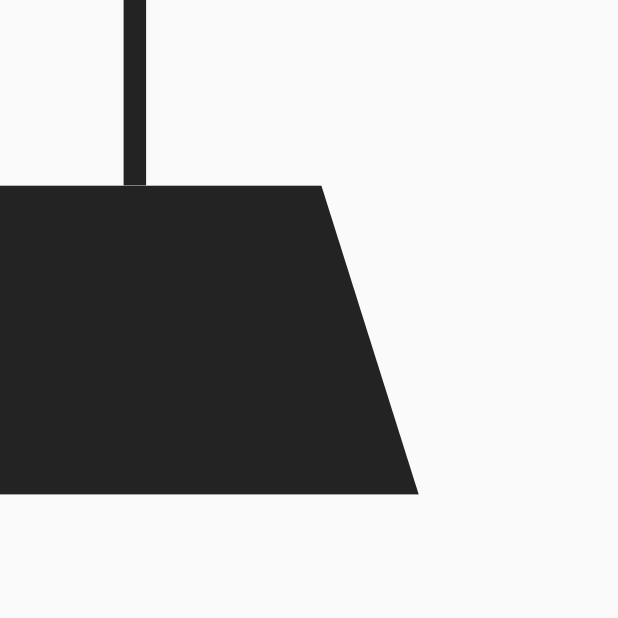
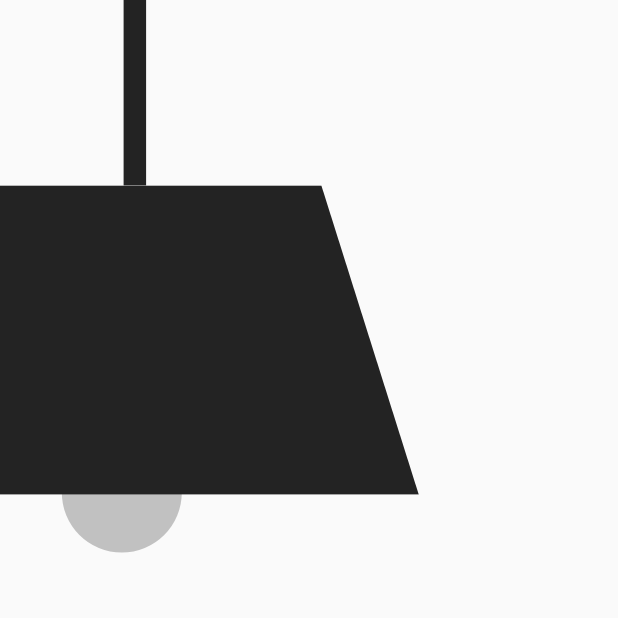
Before and after one commit to Viraj-Tank/nightlamp_flutter, a Flutter app: the screen it shows after launch, on a phone screen of 412 x 824 dp, the top half of it. Run offline on Flutter 3.47's test engine with Material 2 defaults, Android fonts, the phone set to English and light mode, and no system bars.

Commit message:
- added BULB & lamp on/off

```diff
--- a/lib/screens/living_home_page.dart
+++ b/lib/screens/living_home_page.dart
@@ -2,9 +2,11 @@ import 'package:flutter/material.dart';
 import 'package:nightlamp_flutter/utils/color_constants.dart';
 import 'package:nightlamp_flutter/widget/lamp_hanger_rope.dart';
 
+import '../widget/LEDBulb.dart';
 import '../widget/lamp.dart';
 
 class LivingHomePage extends StatelessWidget {
+  final _isSwitchOn = false;
   const LivingHomePage({Key? key}) : super(key: key);
 
   @override
@@ -15,14 +17,20 @@ class LivingHomePage extends StatelessWidget {
       body: Stack(
         children: [
           LampHangerRope(screenWidth: screenWidth, screenHeight: screenHeight, color: darkGray),
+          LEDBulb(
+            screenWidth: screenWidth,
+            screenHeight: screenHeight,
+            onColor: bulbOnColor,
+            offColor: bulbOffColor,
+            isSwitchOn: _isSwitchOn,
+          ),
           Lamp(
             screenWidth: screenWidth,
             screenHeight: screenHeight,
             color: darkGray,
-            isSwitchOn: false,
-            startColor: gradientStartColor,
-            endColor: gradientEndColor,
-          )
+            isSwitchOn: _isSwitchOn,
+            gradientColor: bulbOnColor, animatedDuration: animationDuration,
+          ),
         ],
       ),
     );
--- a/lib/utils/color_constants.dart
+++ b/lib/utils/color_constants.dart
@@ -3,6 +3,6 @@ import 'package:flutter/material.dart';
 const darkGray = Color(0xFF232323);
 const bulbOnColor = Color(0xFFFFE12C);
 const bulbOffColor = Color(0xFFC1C1C1);
-const gradientStartColor = Color(0xFFFDF380);
-const gradientEndColor = Color(0xFFFFFFED);
-const animationDuration = Duration(milliseconds: 500);
+// const gradientStartColor = Color(0xFFFDF380);
+// const gradientEndColor = Color(0xFFFFFFED);
+const animationDuration = Duration(milliseconds: 2000);
--- /dev/null
+++ b/lib/widget/LEDBulb.dart
@@ -0,0 +1,36 @@
+import 'package:flutter/material.dart';
+
+class LEDBulb extends StatelessWidget {
+  final double screenWidth, screenHeight;
+  final Color onColor, offColor;
+  final bool isSwitchOn;
+  final Duration animatedDuration = const Duration(seconds: 4000);
+
+  const LEDBulb({
+    Key? key,
+    required this.screenWidth,
+    required this.screenHeight,
+    required this.onColor,
+    required this.offColor,
+    required this.isSwitchOn,
+  }) : super(key: key);
+
+  @override
+  Widget build(BuildContext context) {
+    return Positioned(
+      left: screenWidth * 0.1,
+      top: screenHeight * 0.35,
+      child: AnimatedContainer(
+        duration: animatedDuration,
+        child: Container(
+          width: 80,
+          height: 80,
+          decoration: BoxDecoration(
+            shape: BoxShape.circle,
+            color: isSwitchOn ? onColor : offColor,
+          ),
+        ),
+      ),
+    );
+  }
+}
--- a/lib/widget/lamp.dart
+++ b/lib/widget/lamp.dart
@@ -3,8 +3,9 @@ import 'package:flutter/material.dart';
 /// Trapezoid
 class Lamp extends StatelessWidget {
   final double screenWidth, screenHeight;
-  final Color color, startColor, endColor;
+  final Color color, gradientColor;
   final bool isSwitchOn;
+  final Duration animatedDuration;
 
   const Lamp({
     Key? key,
@@ -12,8 +13,8 @@ class Lamp extends StatelessWidget {
     required this.screenHeight,
     required this.color,
     required this.isSwitchOn,
-    required this.startColor,
-    required this.endColor,
+    required this.gradientColor,
+    required this.animatedDuration,
   }) : super(key: key);
 
   @override
@@ -30,10 +31,13 @@ class Lamp extends StatelessWidget {
               height: screenHeight * 0.25,
               color: color,
             ),
-            Container(
-              height: screenHeight * 0.75,
-              decoration: BoxDecoration(
-                gradient: isSwitchOn ? LinearGradient(colors: [startColor, endColor], begin: Alignment.topCenter, end: Alignment.bottomCenter) : null,
+            AnimatedContainer(
+              duration: animatedDuration,
+              child: Container(
+                height: screenHeight * 0.75,
+                decoration: BoxDecoration(
+                  gradient: isSwitchOn ? LinearGradient(colors: [gradientColor.withOpacity(0.5), gradientColor.withOpacity(0.1)], begin: Alignment.topCenter, end: Alignment.bottomCenter) : null,
+                ),
               ),
             ),
           ],
@@ -43,6 +47,8 @@ class Lamp extends StatelessWidget {
   }
 }
 
+
+
 ///       ****
 ///      *    *
 ///     *      *
@@ -50,6 +56,7 @@ class Lamp extends StatelessWidget {
 ///   ************
 ///
 ///   TRAPEZOID (lamp widget)
+///   below we are clipping the rectangle column into trapezoid
 
 class TrapezoidClipper extends CustomClipper<Path> {
   @override
```
